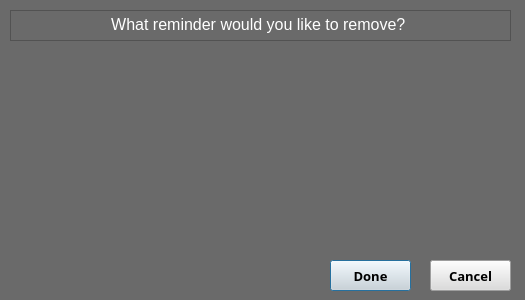
First picture: the form in Project 3/removewindow.ui, repository ecdev456/Nonogram-SE, before the edit.
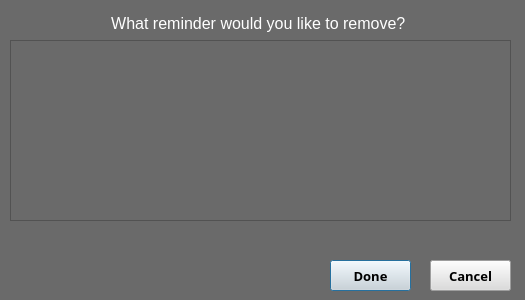
Second picture: the form after the edit.

What changed in the file:
```diff
--- a/Project 3/removewindow.ui
+++ b/Project 3/removewindow.ui
@@ -25,6 +25,9 @@
      <height>31</height>
     </rect>
    </property>
+   <property name="frameShape">
+    <enum>QFrame::NoFrame</enum>
+   </property>
    <property name="html">
     <string>&lt;!DOCTYPE HTML PUBLIC &quot;-//W3C//DTD HTML 4.0//EN&quot; &quot;http://www.w3.org/TR/REC-html40/strict.dtd&quot;&gt;
 &lt;html&gt;&lt;head&gt;&lt;meta name=&quot;qrichtext&quot; content=&quot;1&quot; /&gt;&lt;style type=&quot;text/css&quot;&gt;
@@ -83,6 +86,19 @@
     <string>Cancel</string>
    </property>
   </widget>
+  <widget class="QTextEdit" name="textEdit_2">
+   <property name="geometry">
+    <rect>
+     <x>10</x>
+     <y>40</y>
+     <width>501</width>
+     <height>181</height>
+    </rect>
+   </property>
+   <property name="styleSheet">
+    <string notr="true">color: rgb(255, 255, 255);</string>
+   </property>
+  </widget>
  </widget>
  <resources/>
  <connections/>
```
